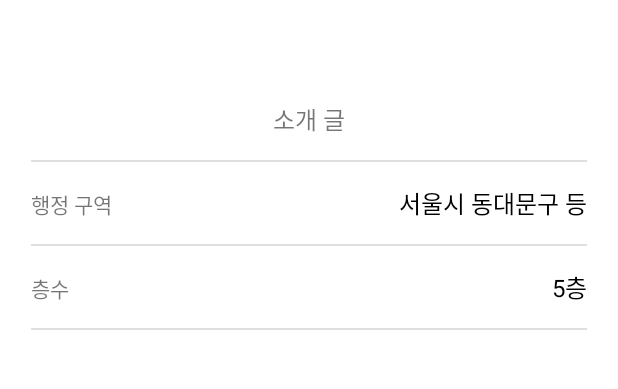
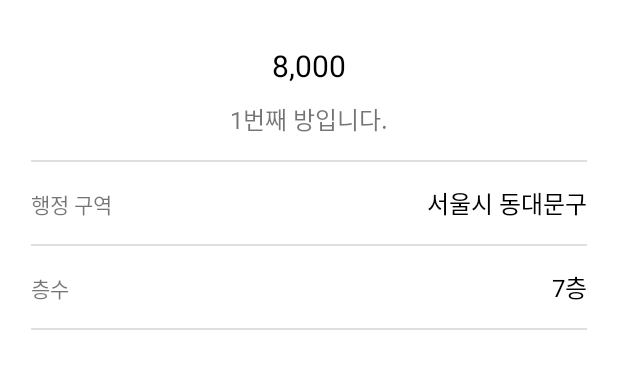
Before and after one commit to smin9408/JickbangClone, an Android app: the screen it shows after launch (ViewRoomDetailActivity), after a tap on an icon or button, on a phone screen of 412 x 824 dp, the part 542-931 px from its top. Run offline under Robolectric (Android 15) with nearby library versions, the phone set to English and light mode, and no system bars.

Commit message:
상세페이지에 데이터 전해주기 완료

```diff
--- a/app/src/main/java/com/neppplus/jickbangclone/ViewRoomDetailActivity.kt
+++ b/app/src/main/java/com/neppplus/jickbangclone/ViewRoomDetailActivity.kt
@@ -2,7 +2,11 @@ package com.neppplus.jickbangclone
 
 import androidx.appcompat.app.AppCompatActivity
 import android.os.Bundle
+import com.neppplus.jickbangclone.datas.RoomData
 import kotlinx.android.synthetic.main.activity_view_room_detail.*
+import kotlinx.android.synthetic.main.activity_view_room_detail.txtDescription
+import kotlinx.android.synthetic.main.activity_view_room_detail.txtPrice
+import kotlinx.android.synthetic.main.room_list_item.*
 
 class ViewRoomDetailActivity : AppCompatActivity() {
     override fun onCreate(savedInstanceState: Bundle?) {
@@ -10,9 +14,14 @@ class ViewRoomDetailActivity : AppCompatActivity() {
         setContentView(R.layout.activity_view_room_detail)
 
 
-        val price = intent.getStringExtra("priceInfo")
+        val roomData = intent.getSerializableExtra("roomInfo") as RoomData
 
-        txtPrice.text = price
+        txtPrice.text = roomData.getFormattedPrice()
+        txtDescription.text = roomData.description
+
+        txtAddress.text = roomData.address
+        txtFloor.text = roomData.getFormattedFloor()
+
 
     }
 }
--- a/app/src/main/res/layout/activity_view_room_detail.xml
+++ b/app/src/main/res/layout/activity_view_room_detail.xml
@@ -69,6 +69,7 @@
                 android:layout_weight="1" />
 
             <TextView
+                android:id="@+id/txtAddress"
                 android:layout_width="wrap_content"
                 android:layout_height="wrap_content"
                 android:text="서울시 동대문구 등"
@@ -99,6 +100,7 @@
                 android:layout_weight="1" />
 
             <TextView
+                android:id="@+id/txtFloor"
                 android:layout_width="wrap_content"
                 android:layout_height="wrap_content"
                 android:text="5층"
```
